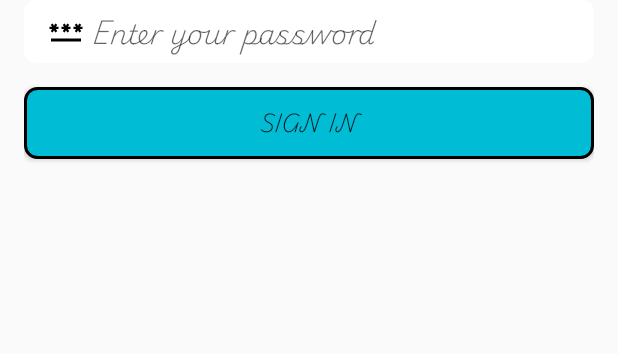
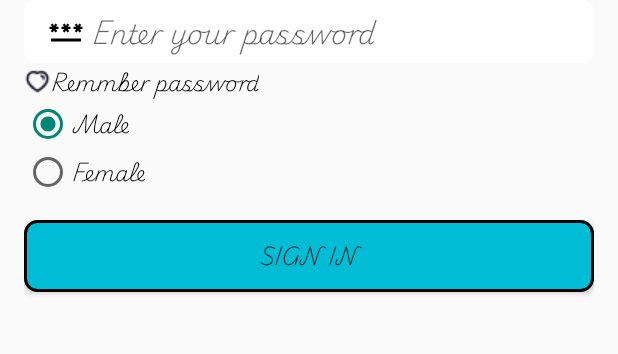
Before and after one commit to TranQuangHuy16/Android56, an Android app: the screen it shows after launch (MainActivity), after a tap on "SIGN IN", on a phone screen of 412 x 824 dp, the part 236-590 px from its top. Run offline under Robolectric (Android 15) with nearby library versions, the phone set to English and light mode, and no system bars; pictures from the network do not load.

Commit message:
android56 day 4

```diff
--- a/Andoird_day4/app/src/main/java/com/example/andoird_day4/MainActivity.java
+++ b/Andoird_day4/app/src/main/java/com/example/andoird_day4/MainActivity.java
@@ -5,6 +5,7 @@ import android.text.Editable;
 import android.text.TextWatcher;
 import android.util.Log;
 import android.widget.Button;
+import android.widget.CheckBox;
 import android.widget.EditText;
 import android.widget.ImageView;
 import android.widget.TextView;
@@ -25,7 +26,7 @@ public class MainActivity extends AppCompatActivity {
     private TextView tvDemo;
     private Button btnDemo;
     private ImageView imgDemo;
-
+    private CheckBox cbRememberPassword;
     private static final String IMAMAGE_DEMO = "https://static.wikia.nocookie.net/makeine/images/9/96/BasoriLN8.png/revision/latest?cb=20250404124936";
     @Override
     protected void onCreate(Bundle savedInstanceState) {
@@ -41,7 +42,7 @@ public class MainActivity extends AppCompatActivity {
         tvDemo = findViewById(R.id.tvDemo);
         btnDemo = findViewById(R.id.btnDemo);
         imgDemo = findViewById(R.id.imgDemo);
-
+        cbRememberPassword = findViewById(R.id.cbRememberPassword);
         tvDemo.setOnClickListener(v -> {
             String textValue = edtDemo.getText().toString();
             Log.d(TAG, "onclick: " + textValue);
@@ -67,6 +68,8 @@ public class MainActivity extends AppCompatActivity {
         btnDemo.setOnClickListener(v -> {
             String textValue = edtDemo.getText().toString();
             Toast.makeText(this, textValue, Toast.LENGTH_SHORT).show();
+            boolean isCheckedRememberPassword = cbRememberPassword.isChecked();
+            Log.d(TAG, "onclick: " + isCheckedRememberPassword);
         });
 
         btnDemo.setOnLongClickListener(v -> {
--- /dev/null
+++ b/Andoird_day4/app/src/main/res/drawable/selector_cb_remember.xml
@@ -0,0 +1,5 @@
+<?xml version="1.0" encoding="utf-8"?>
+<selector xmlns:android="http://schemas.android.com/apk/res/android">
+    <item android:state_checked="true" android:drawable="@drawable/heart_checked"/>
+    <item android:state_checked="false" android:drawable="@drawable/heart_unchecked"/>
+</selector>
--- a/Andoird_day4/app/src/main/res/layout/activity_main.xml
+++ b/Andoird_day4/app/src/main/res/layout/activity_main.xml
@@ -54,6 +54,36 @@
         android:layout_height="wrap_content"
         />
 
+    <CheckBox
+        android:id="@+id/cbRememberPassword"
+        android:layout_width="wrap_content"
+        android:fontFamily="@font/playwritedkloopet_extralight"
+        android:text="Remmber password"
+        android:button="@drawable/selector_cb_remember"
+        android:layout_height="wrap_content"
+        />
+
+    <RadioGroup
+        android:id="@+id/rgGender"
+        android:checkedButton="@id/rbMale"
+        android:layout_width="match_parent"
+        android:layout_height="wrap_content">
+
+            <RadioButton
+                android:id="@+id/rbMale"
+                android:text="Male"
+                android:fontFamily="@font/playwritedkloopet_extralight"
+                android:layout_width="wrap_content"
+                android:layout_height="wrap_content"/>
+
+            <RadioButton
+                android:id="@+id/rbFemale"
+                android:text="Female"
+                android:fontFamily="@font/playwritedkloopet_extralight"
+                android:layout_width="wrap_content"
+                android:layout_height="wrap_content"/>
+    </RadioGroup>
+
     <Button
         android:id="@+id/btnDemo"
         android:text="Sign in"
@@ -64,4 +94,6 @@
         android:layout_height="wrap_content"
 
         />
+
+
 </LinearLayout>
```
Also changed, not shown: Andoird_day4/app/src/main/res/drawable/heart_checked.png (added), Andoird_day4/app/src/main/res/drawable/heart_unchecked.png (added).
